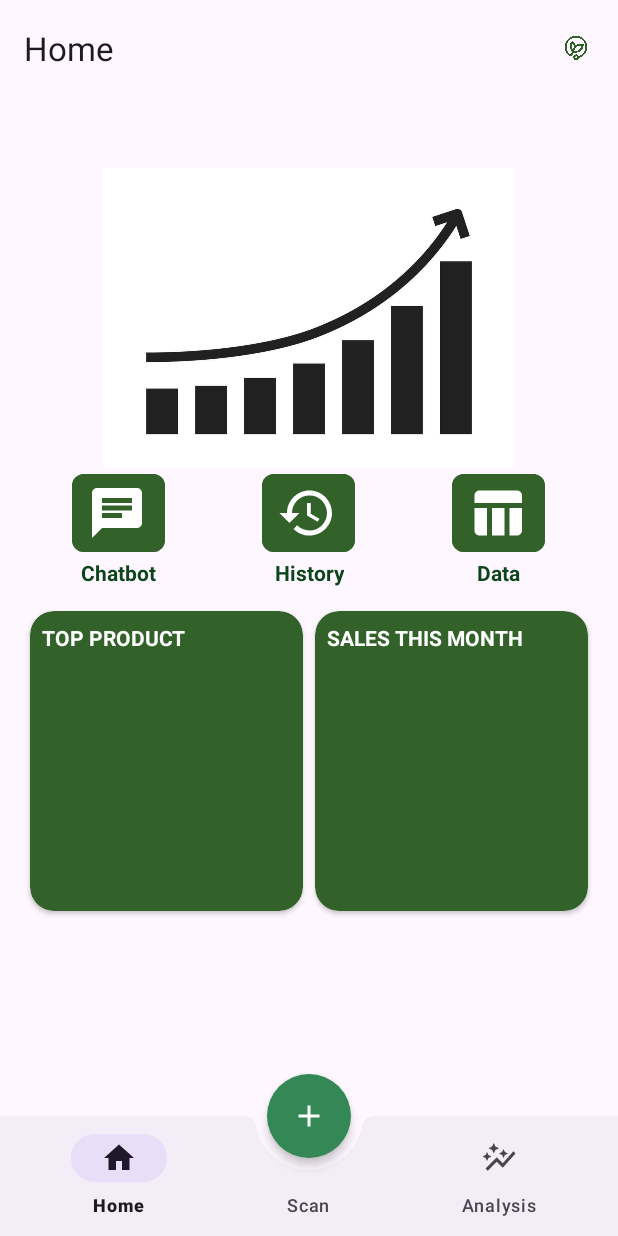
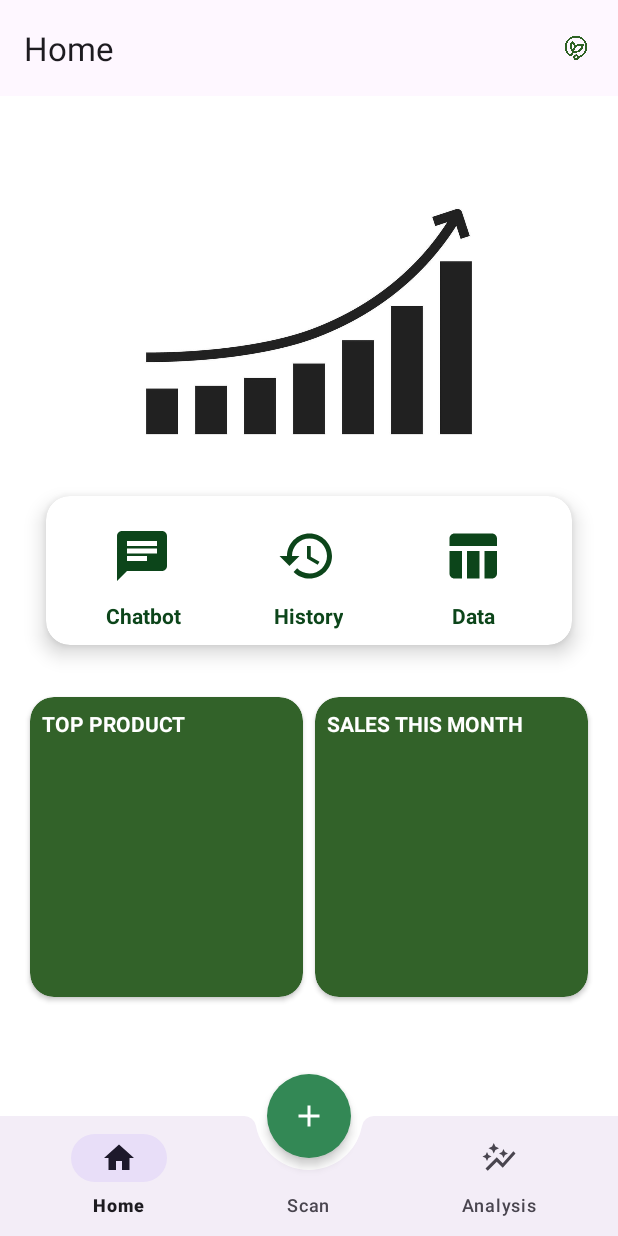
Before and after one commit to LokaFresh-Inventory/InventoryApp, an Android app: the screen it shows after launch once a user with an empty profile is signed in (MainActivity), on a phone screen of 412 x 824 dp. Run offline under Robolectric (Android 15) with nearby library versions, the phone set to English and light mode, and no system bars; our stand-ins replace Firebase (no records; nobody signed in at launch, a user with empty details on screens opened directly), navigation-ui.

Commit message:
style(home): add cardview menu

```diff
--- a/app/src/main/res/layout/fragment_home.xml
+++ b/app/src/main/res/layout/fragment_home.xml
@@ -20,13 +20,23 @@
             android:contentDescription="@string/graph_image_placeholder"
             android:src="@drawable/graph_placeholder" />
 
-        <LinearLayout
+        <androidx.cardview.widget.CardView
             android:id="@+id/menu_view"
             android:layout_width="match_parent"
             android:layout_height="wrap_content"
+            android:layout_margin="1dp"
+            app:cardCornerRadius="16dp"
+            app:cardElevation="8dp"
+            app:cardBackgroundColor="@color/white"
+            app:cardUseCompatPadding="true">
+
+            <LinearLayout
+                android:layout_width="match_parent"
+                android:layout_height="wrap_content"
+                android:orientation="horizontal"
+                android:gravity="center"
                 android:baselineAligned="false"
-            android:gravity="center"
-            android:orientation="horizontal">
+                android:padding="10dp">
 
                 <LinearLayout
                     android:layout_width="wrap_content"
@@ -40,9 +50,10 @@
                         style="@style/Widget.Material3.Button.IconButton.Filled"
                         android:layout_width="70dp"
                         android:layout_height="60dp"
-                    android:backgroundTint="@color/theme_green"
+                        android:backgroundTint="@color/white"
                         android:contentDescription="@string/button_chatbot"
                         app:cornerRadius="8dp"
+                        app:iconTint="@color/dark_green"
                         app:icon="@drawable/baseline_chat_24"
                         app:iconSize="40dp" />
 
@@ -68,9 +79,10 @@
                         style="@style/Widget.Material3.Button.IconButton.Filled"
                         android:layout_width="70dp"
                         android:layout_height="60dp"
-                    android:backgroundTint="@color/theme_green"
+                        android:backgroundTint="@color/white"
                         android:contentDescription="@string/button_history"
                         app:cornerRadius="8dp"
+                        app:iconTint="@color/dark_green"
                         app:icon="@drawable/baseline_history_24"
                         app:iconSize="40dp" />
 
@@ -96,9 +108,10 @@
                         style="@style/Widget.Material3.Button.IconButton.Filled"
                         android:layout_width="70dp"
                         android:layout_height="60dp"
-                    android:backgroundTint="@color/theme_green"
+                        android:backgroundTint="@color/white"
                         android:contentDescription="@string/button_data"
                         app:cornerRadius="8dp"
+                        app:iconTint="@color/dark_green"
                         app:icon="@drawable/baseline_table_chart_24"
                         app:iconSize="40dp" />
 
@@ -112,6 +125,7 @@
                         android:textStyle="bold" />
                 </LinearLayout>
             </LinearLayout>
+        </androidx.cardview.widget.CardView>
 
         <LinearLayout
             android:layout_width="match_parent"
--- a/app/src/main/res/values/themes.xml
+++ b/app/src/main/res/values/themes.xml
@@ -7,7 +7,8 @@
         <item name="android:windowSplashScreenAnimatedIcon" tools:targetApi="31">
             @drawable/logo_white
         </item>
-
+        <item name="android:windowBackground">@color/white</item>
+        <item name="android:statusBarColor">@color/dark_green</item>
     </style>
 
     <style name="TopCornerChange" parent="ShapeAppearance.Material3.MediumComponent">
```
Lines whose indentation alone changed are shown as unchanged.
